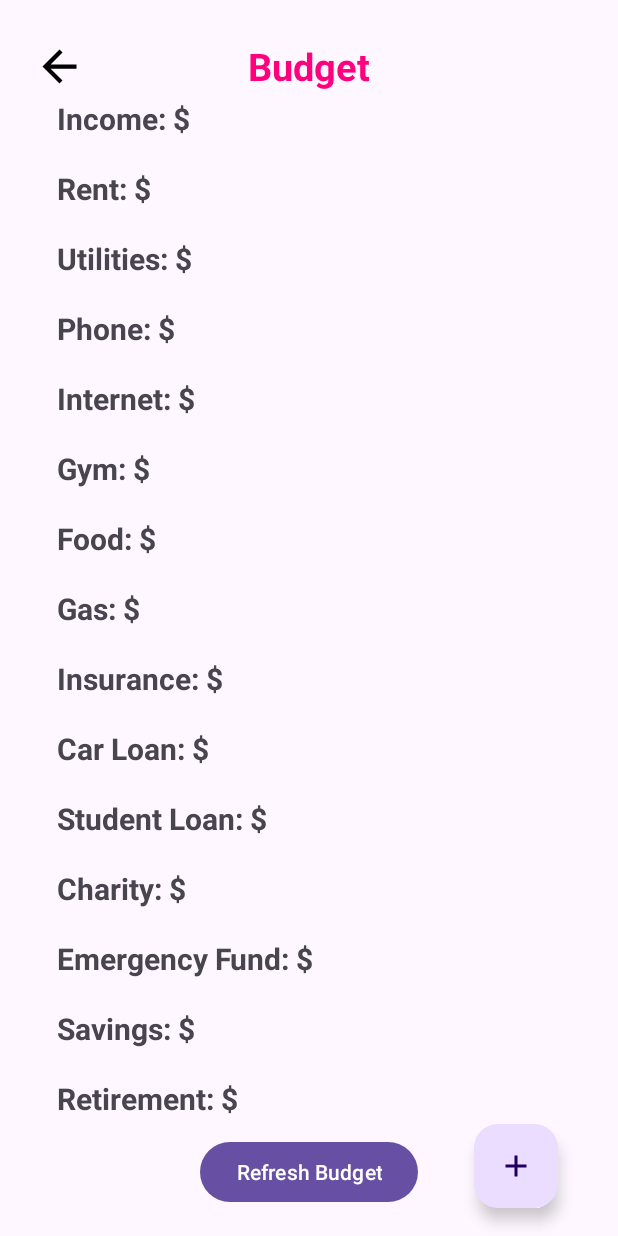
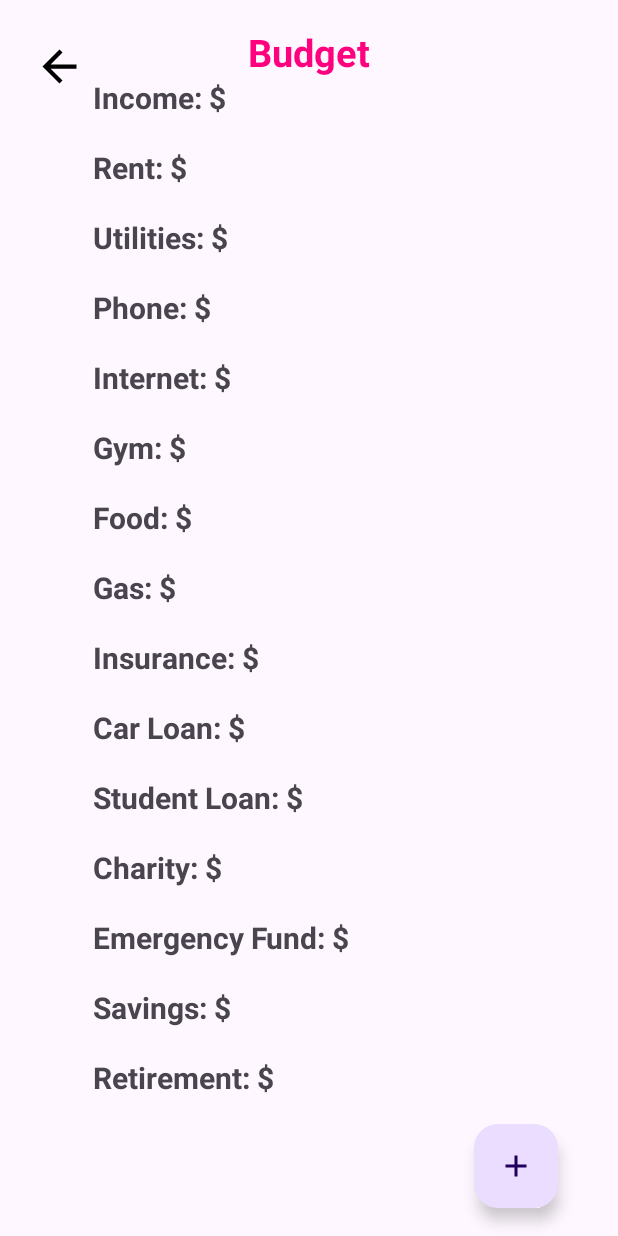
Before and after one commit to alauth22/Budget_Mobile_App, an Android app: the BudgetShow screen opened directly, with no data from a screen before it, on a phone screen of 412 x 824 dp. Run offline under Robolectric (Android 15) with nearby library versions, the phone set to English and light mode, and no system bars.

Commit message:
more changes

```diff
--- a/app/src/main/java/com/example/finalproject/Activity/BudgetShow.java
+++ b/app/src/main/java/com/example/finalproject/Activity/BudgetShow.java
@@ -61,20 +61,6 @@ public class BudgetShow extends AppCompatActivity {
 
 
             tv = findViewById(R.id.BudgetView);
-            updateBudgetView();
-
-
-            //my button
-            RefreshButton = findViewById(R.id.RefreshData);
-            RefreshButton.setOnClickListener(view -> {
-                sound3.start();
-                updateBudgetView();
-
-                // Show a Toast to indicate refresh was successful
-                Toast.makeText(BudgetShow.this, "Budget Refreshed", Toast.LENGTH_SHORT).show();
-
-            });
-
 
             //code for arrow button
             ImageView arrow1 = findViewById(R.id.backArrow1);
@@ -100,15 +86,12 @@ public class BudgetShow extends AppCompatActivity {
             });
     }
 
-    public String getIncome() {
-        String income = "";
-        Cursor res = db.getData();
-        if(res != null && res.moveToNext()) {
-            income = res.getString(1);
-        }
-        return income;
+
+    @Override
+    protected void onResume() {
+        super.onResume();
+        updateBudgetView();
     }
-
 
 
     private void updateBudgetView() {
--- a/app/src/main/res/layout/activity_budgetshow.xml
+++ b/app/src/main/res/layout/activity_budgetshow.xml
@@ -19,7 +19,7 @@
         app:layout_constraintEnd_toEndOf="parent"
         app:layout_constraintStart_toStartOf="parent"
         app:layout_constraintTop_toTopOf="parent"
-        app:layout_constraintVertical_bias="0.034" />
+        app:layout_constraintVertical_bias="0.022" />
 
     <ImageView
         android:id="@+id/backArrow1"
@@ -36,17 +36,17 @@
 
     <TextView
         android:id="@+id/BudgetView"
-        android:layout_width="365dp"
-        android:layout_height="685dp"
+        android:layout_width="334dp"
+        android:layout_height="689dp"
         android:text=""
         android:textSize="20sp"
         android:textStyle="bold"
         app:layout_constraintBottom_toBottomOf="parent"
         app:layout_constraintEnd_toEndOf="parent"
-        app:layout_constraintHorizontal_bias="0.818"
+        app:layout_constraintHorizontal_bias="0.792"
         app:layout_constraintStart_toStartOf="parent"
         app:layout_constraintTop_toTopOf="parent"
-        app:layout_constraintVertical_bias="0.47" />
+        app:layout_constraintVertical_bias="0.38" />
 
     <com.google.android.material.floatingactionbutton.FloatingActionButton
         android:id="@+id/BudgetAdd"
@@ -63,16 +63,4 @@
         app:srcCompat="@drawable/baseline_add_24" />
 
 
-    <Button
-        android:id="@+id/RefreshData"
-        android:layout_width="wrap_content"
-        android:layout_height="wrap_content"
-        android:text="@string/refresh_budget"
-        app:layout_constraintBottom_toBottomOf="parent"
-        app:layout_constraintEnd_toEndOf="parent"
-        app:layout_constraintStart_toStartOf="parent"
-        app:layout_constraintTop_toTopOf="parent"
-        app:layout_constraintVertical_bias="0.976" />
-
-
 </androidx.constraintlayout.widget.ConstraintLayout>
```
